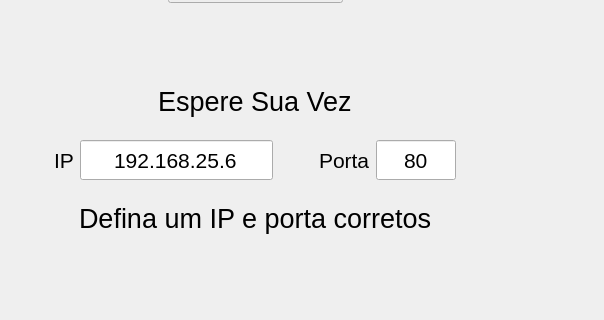
First picture: the form in full_app/widget.ui, repository EEL7323/batata, before the edit; both pictures show x 116 to 720 and y 482 to 802 of the 720 by 1280 pixel window.
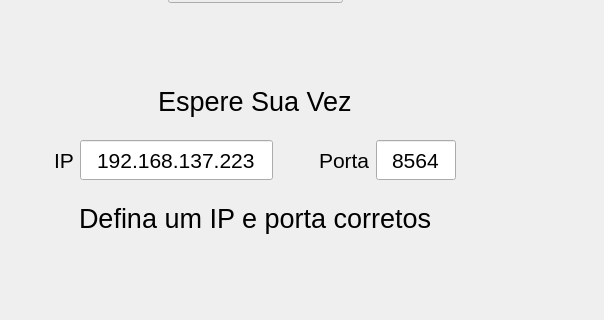
Second picture: the form after the edit. The open tabs and pages were chosen to show the change.

Diff of the .ui file:
```diff
--- a/full_app/widget.ui
+++ b/full_app/widget.ui
@@ -2836,7 +2836,7 @@
                  </font>
                 </property>
                 <property name="text">
-                 <string>192.168.25.6</string>
+                 <string>192.168.137.223</string>
                 </property>
                 <property name="alignment">
                  <set>Qt::AlignCenter</set>
@@ -2897,7 +2897,7 @@
                  </font>
                 </property>
                 <property name="text">
-                 <string>80</string>
+                 <string>8564</string>
                 </property>
                 <property name="alignment">
                  <set>Qt::AlignCenter</set>
```
Left out of the diff: 4 changed lines with no effect on the pictures.
